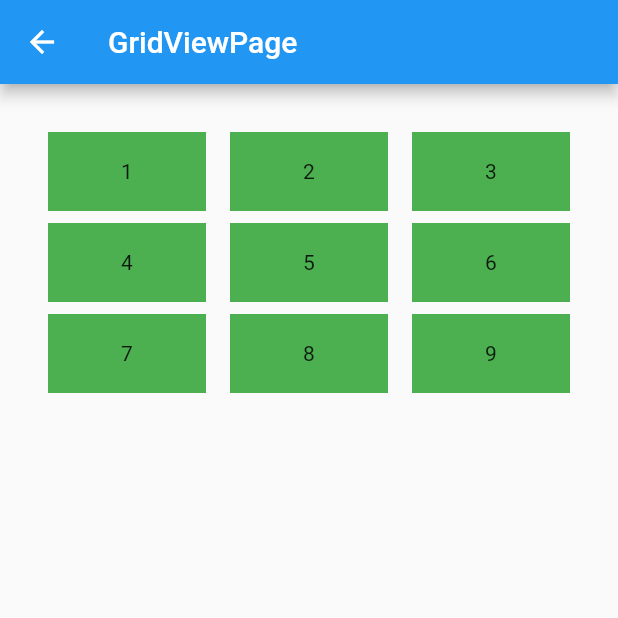
After one commit to txkxyx/flutterLearning, a Flutter app: the GridViewPage screen opened directly, on a phone screen of 412 x 824 dp, the top half of it. The commit adds this screen. Run offline on Flutter 3.47's test engine with Material 2 defaults, Android fonts, the phone set to English and light mode, and no system bars.

Commit message:
add scroll widget

```diff
--- /dev/null
+++ b/lib/widget/scroll/gridView.dart
@@ -0,0 +1,57 @@
+import 'dart:async';
+
+import 'package:flutter/material.dart';
+
+class GridViewPage extends StatelessWidget {
+  final items = [
+    '1',
+    '2',
+    '3',
+    '4',
+    '5',
+    '6',
+    '7',
+    '8',
+    '9',
+  ];
+  @override
+  Widget build(BuildContext context) {
+    return Scaffold(
+      appBar: AppBar(
+        title: const Text('GridViewPage'),
+      ),
+      body: GridView(
+        gridDelegate: const SliverGridDelegateWithFixedCrossAxisCount(
+          mainAxisSpacing: 8,
+          crossAxisSpacing: 16.0,
+          crossAxisCount: 3,
+          childAspectRatio: 2,
+        ),
+        scrollDirection: Axis.vertical,
+        primary: true,
+        padding: const EdgeInsets.all(32.0),
+        children:  gridContainerList(items),
+      ),
+    );
+  }
+}
+
+List gridContainerList(List items){
+  List result = <Container>[];
+  for (var item in items) {
+    // ignore: omit_local_variable_types
+    Container container = gridContainer(item);
+    result.add(container);
+  }
+  return result;
+}
+
+Container gridContainer(String title) {
+  return Container(
+    alignment: Alignment.center,
+    width: 100,
+    height: 100,
+    color: Colors.green,
+    child: Text(title),
+  );
+}
```
Also changed, not shown: lib/main.dart (+20 -3 lines), lib/widget/paintEffect/decoratedBox.dart (added, +22 -0 lines), lib/widget/paintEffect/opacity.dart (added, +34 -0 lines), lib/widget/paintEffect/paintEffect.dart (added, +37 -0 lines), lib/widget/scroll/listView.dart (added, +35 -0 lines), lib/widget/scroll/pageView.dart (added, +25 -0 lines), lib/widget/scroll/scrollPage.dart (added, +54 -0 lines), lib/widget/scroll/singleChild.dart (added, +33 -0 lines).
